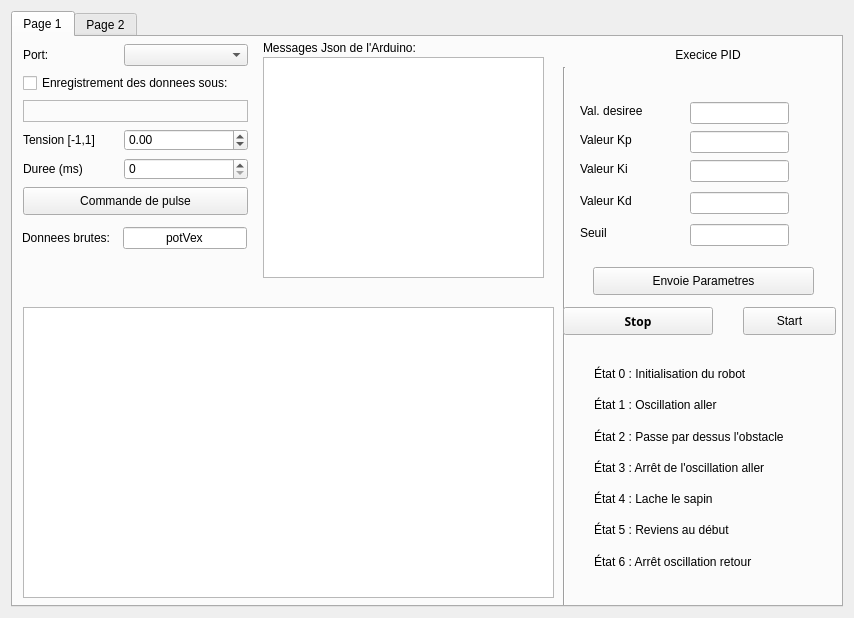
The window that S3GROProjet-master/IdentificationParams/identification_Qt/mainwindow.ui (Natael21/S3GROProjet-master) describes before a commit, drawn with Qt 5.
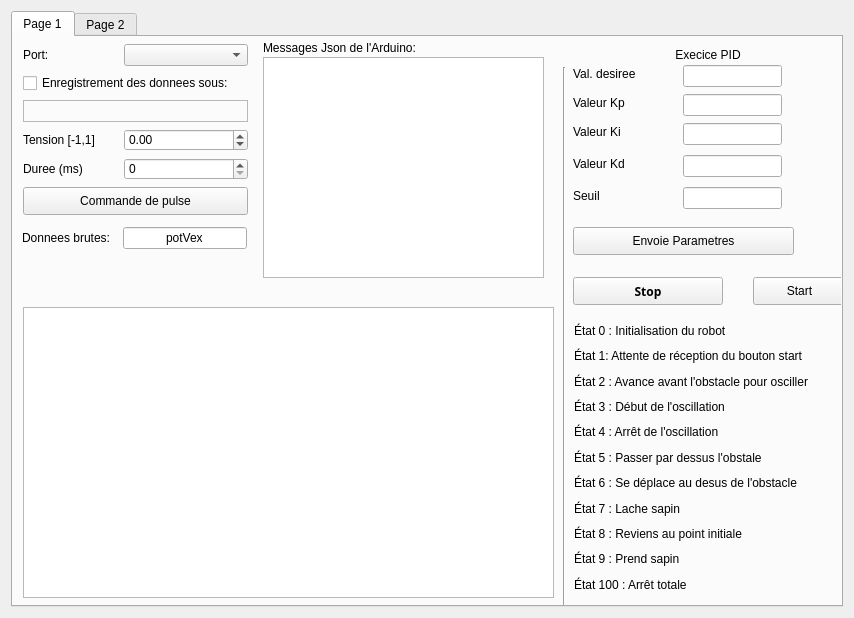
The same window after the commit. The open tabs and pages were chosen to show the change. Custom widgets are drawn as their Qt base class.

```diff
--- a/S3GROProjet-master/IdentificationParams/identification_Qt/mainwindow.ui
+++ b/S3GROProjet-master/IdentificationParams/identification_Qt/mainwindow.ui
@@ -46,8 +46,8 @@
        <widget class="QLabel" name="label_7">
         <property name="geometry">
          <rect>
-          <x>567</x>
-          <y>63</y>
+          <x>560</x>
+          <y>26</y>
           <width>121</width>
           <height>22</height>
          </rect>
@@ -88,8 +88,8 @@
        <widget class="QLabel" name="label_9">
         <property name="geometry">
          <rect>
-          <x>567</x>
-          <y>121</y>
+          <x>560</x>
+          <y>84</y>
           <width>121</width>
           <height>22</height>
          </rect>
@@ -101,10 +101,10 @@
        <widget class="QWidget" name="layoutWidget">
         <property name="geometry">
          <rect>
-          <x>570</x>
-          <y>310</y>
-          <width>241</width>
-          <height>241</height>
+          <x>550</x>
+          <y>270</y>
+          <width>281</width>
+          <height>301</height>
          </rect>
         </property>
         <layout class="QVBoxLayout" name="verticalLayout_5">
@@ -118,45 +118,73 @@
            </property>
           </widget>
          </item>
+         <item>
+          <widget class="QLabel" name="label_12">
+           <property name="text">
+            <string>État 1: Attente de réception du bouton start</string>
+           </property>
+          </widget>
+         </item>
          <item>
           <widget class="QLabel" name="label_20">
            <property name="text">
-            <string>État 1 : Oscillation aller</string>
+            <string>État 2 : Avance avant l'obstacle pour osciller</string>
            </property>
           </widget>
          </item>
          <item>
           <widget class="QLabel" name="label_21">
            <property name="text">
-            <string>État 2 : Passe par dessus l'obstacle</string>
+            <string>État 3 : Début de l'oscillation</string>
            </property>
           </widget>
          </item>
          <item>
           <widget class="QLabel" name="label_22">
            <property name="text">
-            <string>État 3 : Arrêt de l'oscillation aller</string>
+            <string>État 4 : Arrêt de l'oscillation</string>
            </property>
           </widget>
          </item>
          <item>
           <widget class="QLabel" name="label_23">
            <property name="text">
-            <string>État 4 : Lache le sapin</string>
+            <string>État 5 : Passer par dessus l'obstale</string>
            </property>
           </widget>
          </item>
          <item>
           <widget class="QLabel" name="label_24">
            <property name="text">
-            <string>État 5 : Reviens au début</string>
+            <string>État 6 : Se déplace au desus de l'obstacle</string>
            </property>
           </widget>
          </item>
          <item>
           <widget class="QLabel" name="label_25">
            <property name="text">
-            <string>État 6 : Arrêt oscillation retour</string>
+            <string>État 7 : Lache sapin</string>
+           </property>
+          </widget>
+         </item>
+         <item>
+          <widget class="QLabel" name="label_13">
+           <property name="text">
+            <string>État 8 : Reviens au point initiale</string>
+           </property>
+          </widget>
+         </item>
+         <item>
+          <widget class="QLabel" name="label_14">
+           <property name="text">
+            <string>État 9 : Prend sapin</string>
+           </property>
+          </widget>
+         </item>
+         <item>
+          <widget class="QLabel" name="label_15">
+           <property name="text">
+            <string>État 100 : Arrêt totale</string>
            </property>
           </widget>
          </item>
@@ -165,8 +193,8 @@
        <widget class="QLineEdit" name="lineEdit_Kd">
         <property name="geometry">
          <rect>
-          <x>677</x>
-          <y>155</y>
+          <x>670</x>
+          <y>118</y>
           <width>99</width>
           <height>22</height>
          </rect>
@@ -175,8 +203,8 @@
        <widget class="QLineEdit" name="lineEdit_DesVal">
         <property name="geometry">
          <rect>
-          <x>677</x>
-          <y>65</y>
+          <x>670</x>
+          <y>28</y>
           <width>99</width>
           <height>22</height>
          </rect>
@@ -234,8 +262,8 @@
        <widget class="QLineEdit" name="lineEdit_Kp">
         <property name="geometry">
          <rect>
-          <x>677</x>
-          <y>94</y>
+          <x>670</x>
+          <y>57</y>
           <width>99</width>
           <height>22</height>
          </rect>
@@ -244,8 +272,8 @@
        <widget class="QPushButton" name="pushButton_Params">
         <property name="geometry">
          <rect>
-          <x>580</x>
-          <y>230</y>
+          <x>560</x>
+          <y>190</y>
           <width>221</width>
           <height>28</height>
          </rect>
@@ -285,8 +313,8 @@
        <widget class="QLabel" name="label_8">
         <property name="geometry">
          <rect>
-          <x>567</x>
-          <y>92</y>
+          <x>560</x>
+          <y>55</y>
           <width>121</width>
           <height>22</height>
          </rect>
@@ -330,8 +358,8 @@
        <widget class="QLabel" name="label_11">
         <property name="geometry">
          <rect>
-          <x>567</x>
-          <y>185</y>
+          <x>560</x>
+          <y>148</y>
           <width>121</width>
           <height>22</height>
          </rect>
@@ -385,8 +413,8 @@
        <widget class="QPushButton" name="Stop">
         <property name="geometry">
          <rect>
-          <x>550</x>
-          <y>270</y>
+          <x>560</x>
+          <y>240</y>
           <width>150</width>
           <height>28</height>
          </rect>
@@ -447,8 +475,8 @@
        <widget class="QLineEdit" name="lineEdit_Ki">
         <property name="geometry">
          <rect>
-          <x>677</x>
-          <y>123</y>
+          <x>670</x>
+          <y>86</y>
           <width>99</width>
           <height>22</height>
          </rect>
@@ -457,8 +485,8 @@
        <widget class="QLabel" name="label_10">
         <property name="geometry">
          <rect>
-          <x>567</x>
-          <y>150</y>
+          <x>560</x>
+          <y>113</y>
           <width>121</width>
           <height>28</height>
          </rect>
@@ -470,8 +498,8 @@
        <widget class="QLineEdit" name="lineEdit_Thresh">
         <property name="geometry">
          <rect>
-          <x>677</x>
-          <y>187</y>
+          <x>670</x>
+          <y>150</y>
           <width>99</width>
           <height>22</height>
          </rect>
@@ -480,8 +508,8 @@
        <widget class="QPushButton" name="StartButton">
         <property name="geometry">
          <rect>
-          <x>730</x>
-          <y>270</y>
+          <x>740</x>
+          <y>240</y>
           <width>93</width>
           <height>28</height>
          </rect>
```
Left out of the diff: 2 changed lines with no effect on the pictures.
